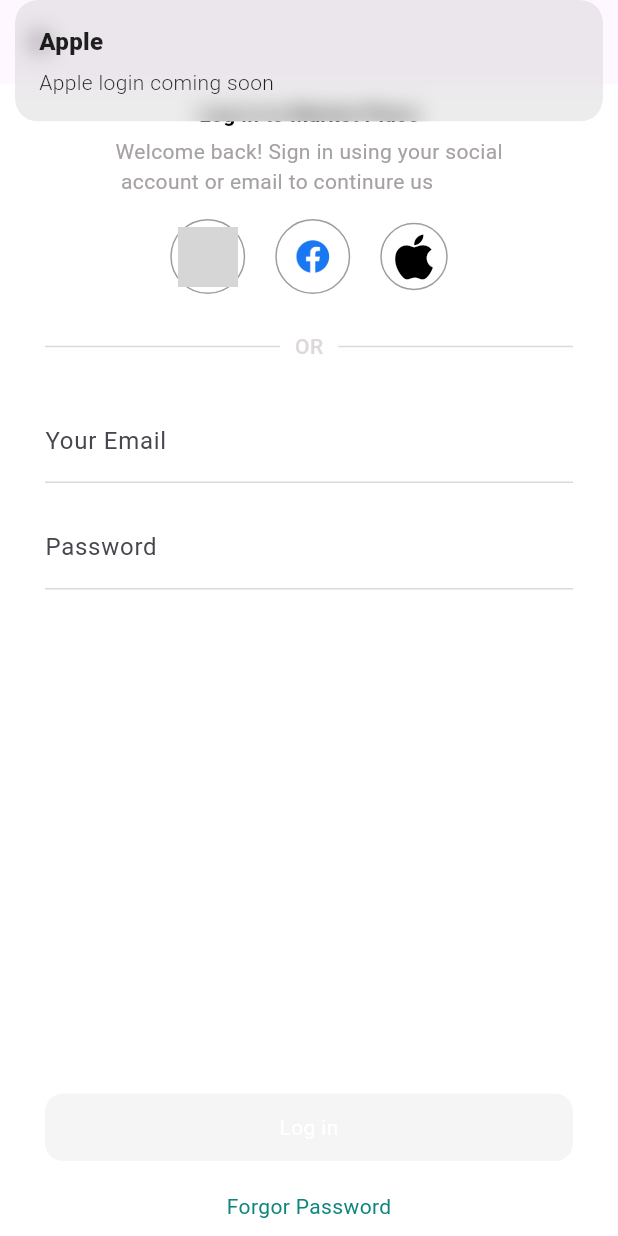
After one commit to rajpootsaba/fonify, a Flutter app: the screen it shows after launch, after a tap on the "apple" icon, on a phone screen of 412 x 824 dp. The commit adds this screen. Run offline on Flutter 3.47's test engine with Material 3 defaults, Android fonts, the phone set to English and light mode, and no system bars; our stand-ins replace curved_labeled_navigation_bar, flutter_rating_bar, get; missing offline and left inert: carousel_slider_plus; grey boxes are pictures that could not be loaded.

Commit message:
login Page

```diff
--- /dev/null
+++ b/lib/Controller/login_Controller.dart
@@ -0,0 +1,56 @@
+import 'package:flutter/widgets.dart';
+import 'package:fonify/Model/login_model.dart';
+import 'package:get/get.dart';
+
+class LoginController extends GetxController {
+
+  final emailController = TextEditingController();
+  final passwordController = TextEditingController();
+
+  var isLoading = false.obs;
+  var isObscure = true.obs;
+
+  // hard coded user (future backend yahin replace hoga)
+  final UserModel hardUser = UserModel(
+    email: "test@gmail.com",
+    password: "132435",
+  );
+
+  // 🔹 Email / Password Login
+  void login() {
+    isLoading.value = true;
+
+    if (emailController.text == hardUser.email &&
+        passwordController.text == hardUser.password) {
+      isLoading.value = false;
+      Get.snackbar("Success", "Login Successful");
+    } else {
+      isLoading.value = false;
+      Get.snackbar("Error", "Invalid Email or Password");
+    }
+  }
+
+  // 🔹 Google Login (future)
+  void loginWithGoogle() {
+    Get.snackbar("Google", "Google login coming soon");
+  }
+
+  // 🔹 Facebook Login (future)
+  void loginWithFacebook() {
+    Get.snackbar("Facebook", "Facebook login coming soon");
+  }
+
+  // 🔹 Apple Login (future)
+  void loginWithApple() {
+    Get.snackbar("Apple", "Apple login coming soon");
+  }
+
+
+  // 🔹 Dispose controllers
+  @override
+  void onClose() {
+    emailController.dispose();
+    passwordController.dispose();
+    super.onClose();
+  }
+}
--- a/lib/Core/Theme/app_color.dart
+++ b/lib/Core/Theme/app_color.dart
@@ -17,12 +17,18 @@ class AppColors {
   static const Color arrowColor = Colors.white;
   static const Color ReviewCarousel = Color(0xFFEEEEEE);
 
+static const Color loginBackground = Colors.white;
   // Text Colors
   static const Color textPrimary = Colors.white;
   static const Color textSecondary = Colors.white;
   static const Color textAccent = Colors.black;
   static const Color textHeading = Colors.black;
   static const Color textViewAll = Colors.white;
+  static const Color textLogin = Colors.black;
+  static const Color textWelcom = Color.fromARGB(255, 167, 162, 162);
+  static const Color leftDivider = Color.fromARGB(255, 223, 216, 216);
+  static const Color rightDivider = Color.fromARGB(255, 223, 216, 216);
+  static const Color textOR = Color.fromARGB(255, 223, 216, 216);
 
   // Button Colors;
   static const Color buyNormal = Color(0xFF4C4F5E);
--- /dev/null
+++ b/lib/Core/Widgets/social_login_buttons.dart
@@ -0,0 +1,96 @@
+import 'package:flutter/material.dart';
+
+class SocialLoginButtons extends StatefulWidget {
+  final VoidCallback onGoogleTap;
+  final VoidCallback onFacebookTap;
+  final VoidCallback onAppleTap;
+
+  const SocialLoginButtons({
+    super.key,
+    required this.onGoogleTap,
+    required this.onFacebookTap,
+    required this.onAppleTap,
+  });
+
+  @override
+  State<SocialLoginButtons> createState() => _SocialLoginButtonsState();
+}
+
+class _SocialLoginButtonsState extends State<SocialLoginButtons> {
+  @override
+  Widget build(BuildContext context) {
+    return Row(
+      mainAxisAlignment: MainAxisAlignment.center,
+      children: [
+
+        _imageButton(
+          imagePath: 'assets/images/google.png',
+          onTap: widget.onGoogleTap,
+        ),
+
+        const SizedBox(width: 20),
+
+        _imageButton(
+          imagePath: 'assets/images/facebook.png',
+          onTap: widget.onFacebookTap,
+        ),
+
+        const SizedBox(width: 20),
+
+        _iconButton(
+          icon: Icons.apple,
+          onTap: widget.onAppleTap,
+        ),
+      ],
+    );
+  }
+
+  // 🔹 Google & Facebook (PNG)
+  Widget _imageButton({
+    required String imagePath,
+    required VoidCallback onTap,
+  }) {
+    return InkWell(
+      onTap: onTap,
+      borderRadius: BorderRadius.circular(40),
+      child: Container(
+
+        height: 50,
+        width: 50,
+        decoration: BoxDecoration(
+
+          border: Border.all(color: Colors.grey),
+          shape: BoxShape.circle,
+        ),
+        child: Center(
+          child: Image.asset(
+            imagePath,
+            height: 40,
+            width: 40,
+            fit: BoxFit.contain,
+          ),
+        ),
+      ),
+    );
+  }
+
+  // 🔹 Apple (Icon)
+  Widget _iconButton({
+    required IconData icon,
+    required VoidCallback onTap,
+  }) {
+    return InkWell(
+      onTap: onTap,
+      borderRadius: BorderRadius.circular(40),
+      child: Container(
+        height: 45,
+        width: 45,
+        decoration: BoxDecoration(
+          border: Border.all(color: Colors.grey),
+          shape: BoxShape.circle,
+        ),
+        child: Icon(icon, color: Colors.black, size: 40,),
+      ),
+    );
+  }
+}
--- /dev/null
+++ b/lib/Model/login_model.dart
@@ -0,0 +1,21 @@
+class UserModel{
+  final String email;
+  final String password;
+
+
+  UserModel({
+    required this.email,
+    required this.password,
+  });
+
+  factory UserModel.fromJson(Map<String, dynamic> json){
+    return UserModel(email: json['email'], password: json['password']);
+  }
+
+  Map<String, dynamic> toJson(){
+    return{
+      'email': email,
+      'password': password,
+    };
+  }
+}
--- /dev/null
+++ b/lib/View/login_page.dart
@@ -0,0 +1,155 @@
+import 'package:flutter/material.dart';
+import 'package:fonify/Controller/login_Controller.dart';
+import 'package:fonify/Core/Theme/app_color.dart';
+import 'package:fonify/Core/Widgets/social_login_buttons.dart';
+import 'package:get/get.dart';
+
+class LoginPage extends StatefulWidget {
+  const LoginPage({super.key});
+
+  @override
+  State<LoginPage> createState() => _LoginPageState();
+}
+
+class _LoginPageState extends State<LoginPage> {
+  final LoginController controller = Get.put(LoginController());
+  final _formKey = GlobalKey<FormState>();
+    bool isFormValid = false;
+  @override
+  Widget build(BuildContext context) {
+    return Scaffold(
+      appBar: AppBar(
+        automaticallyImplyLeading: true,
+        leading: Icon(Icons.arrow_back),
+      ),
+      backgroundColor: AppColors.loginBackground,
+      body: SafeArea(
+
+        child: Padding(padding: EdgeInsets.symmetric(vertical: 10, ),
+        child: Center(
+          child: Column(
+            // mainAxisAlignment: MainAxisAlignment.center,
+            children: [
+              Row(mainAxisAlignment: MainAxisAlignment.center,children: [Text("Log in to Market Place", style: TextStyle(fontWeight: FontWeight.bold, color: AppColors.textLogin),)],),
+              SizedBox(height: 5,),
+              Row(mainAxisAlignment: MainAxisAlignment.center,children: [Text('Welcome back! Sign in using your social\n account or email to continure us', style: TextStyle(color: AppColors.textWelcom),)],),
+              SizedBox(height: 15,),
+              SocialLoginButtons(
+                onFacebookTap: controller.loginWithFacebook,
+                onGoogleTap: controller.loginWithGoogle,
+                onAppleTap: controller.loginWithApple
+              ),
+              SizedBox(height: 25,),
+              Row(
+                children: [
+                  Expanded(
+                    child: Padding(
+                      padding: EdgeInsets.only(left: 30, right: 10),
+                      child: Divider(
+                        thickness: 1,
+                        color: AppColors.leftDivider,
+
+                      ),
+                    ),
+                  ),
+                  Padding(padding: EdgeInsets.symmetric(horizontal: 0),
+                  child: Text('OR', style: TextStyle(color: AppColors.textOR, fontWeight: FontWeight.w500 ),),),
+                  Expanded(
+                    child: Padding(
+                      padding: EdgeInsets.only(left:  10, right: 30),
+                      child: Divider(color: AppColors.rightDivider, thickness: 1,)),
+                  )
+                ],
+              ),
+              SizedBox(height: 25,),
+              Form(
+                key: _formKey,
+                child: Column(
+                  children: [
+                    Padding(
+                      padding: const EdgeInsets.symmetric(horizontal: 30),
+                      child: TextFormField(
+                        controller: controller.emailController,
+                        keyboardType: TextInputType.emailAddress,
+                        decoration: InputDecoration(
+                          labelText: "Your Email",
+                          // hintText: "Enter Your email",
+                          border: UnderlineInputBorder(borderSide: BorderSide(color: Color.fromARGB(255, 223, 216, 216))),
+                          enabledBorder: UnderlineInputBorder(borderSide: BorderSide(color:Color.fromARGB(255, 223, 216, 216))),
+                          focusedBorder: UnderlineInputBorder(borderSide: BorderSide(color: Color.fromARGB(255, 223, 216, 216)))
+
+                        ),
+                        validator: (value){
+                          if(value == null || value.isEmpty){
+                            return "Email is required";
+                          }
+                          if(!GetUtils.isEmail(value)){
+                            return "Enter valid email";
+                          }
+                          return null;
+                        },
+                        onChanged: (_){
+                          setState((){isFormValid = _formKey.currentState!.validate();});
+                        }
+
+                      ),
+                    ),
+                  ],
+                ),
+              ),
+              SizedBox(height: 15,),
+              Padding(
+                padding: const EdgeInsets.symmetric(horizontal: 30),
+                child: TextFormField(
+                  controller: controller.passwordController,
+                  keyboardType: TextInputType.visiblePassword,
+                  decoration: InputDecoration(
+                    labelText: 'Password',
+                    border: UnderlineInputBorder(borderSide: BorderSide(color: Color.fromARGB(255, 223, 216, 216))),
+                      enabledBorder: UnderlineInputBorder(borderSide: BorderSide(color:Color.fromARGB(255, 223, 216, 216))),
+                      focusedBorder: UnderlineInputBorder(borderSide: BorderSide(color: Color.fromARGB(255, 223, 216, 216)))
+                  ),
+                  validator: (value){
+                    if(value == null || value.isEmpty){
+                      return "Password is required";
+                    }if(value.length < 6){
+                      return "Minimum 6 characters";
+                    }
+                    return null;
+                   },
+                   onChanged: (_){
+                    setState((){ isFormValid = _formKey.currentState!.validate();});
+                   },
+
+                ),
+              ),
+              Spacer(),
+              //  SizedBox(height: 15,),
+              Padding(
+                padding: const EdgeInsets.symmetric(horizontal: 30, vertical: 15),
+                child: InkWell(onTap: isFormValid ? controller.login : null,
+                child: Container(height: 45,
+                alignment: Alignment.center,
+                decoration: BoxDecoration(
+                  color: isFormValid
+                  ? const Color.fromARGB(255, 15, 134, 124)
+                  : Colors.grey.shade100,
+                  borderRadius: BorderRadius.circular(12),),
+                  child: Text("Log in", style: TextStyle(color: Colors.white),),)),
+              ),
+              SizedBox(height: 5,),
+               Row(
+                mainAxisAlignment: MainAxisAlignment.center,
+                  children: [Center(child: Text('Forgor Password', style: TextStyle(color: const Color.fromARGB(255, 15, 134, 124) ),))],
+                ),
+
+
+
+
+            ],
+          ),
+        ),),
+      )
+    );
+  }
+}
--- a/lib/main.dart
+++ b/lib/main.dart
@@ -1,5 +1,6 @@
 import 'package:flutter/material.dart';
 import 'package:fonify/View/homeScreen.dart';
+import 'package:fonify/View/login_page.dart';
 import 'package:get/get.dart';
 
 void main() {
@@ -33,7 +34,7 @@ class MyApp extends StatelessWidget {
         colorScheme: ColorScheme.fromSeed(seedColor: Colors.deepPurple),
       ),
        debugShowCheckedModeBanner: false,
-      home: HomeScreen(),
+      home: LoginPage(),
     );
   }
 }
--- a/pubspec.yaml
+++ b/pubspec.yaml
@@ -38,6 +38,8 @@ dependencies:
   # The following adds the Cupertino Icons font to your application.
   # Use with the CupertinoIcons class for iOS style icons.
   cupertino_icons: ^1.0.8
+  font_awesome_flutter: ^10.12.0
+  flutter_svg: ^2.2.3
 
 dev_dependencies:
   flutter_test:
```
Also changed, not shown: assets/images/Google.png (added), assets/images/facebook.png (added), pubspec.lock.
